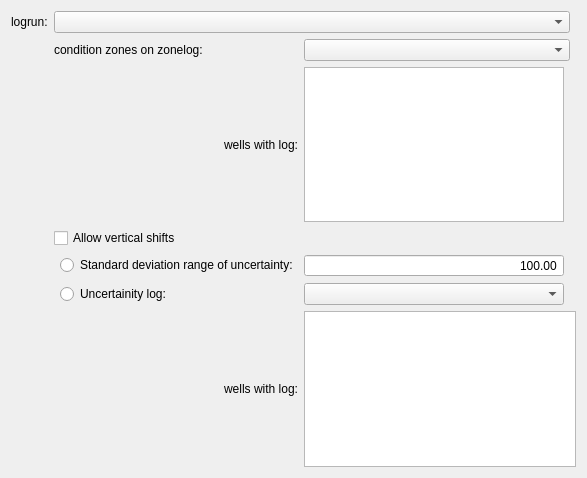
Above: examples/trajlogstab.ui from ordovician/QtUIParser.jl before the change. Below: the same form after it.
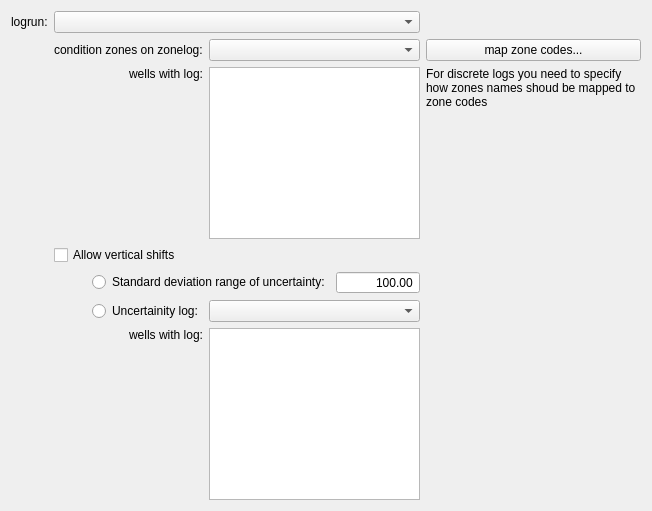
That is the form after the change.

Commit message:
Experiments with more advance UI for traj
This is based on some real world UI work. Added here to having some more real world
examples.

Diff of the .ui file:
```diff
--- a/examples/trajlogstab.ui
+++ b/examples/trajlogstab.ui
@@ -6,8 +6,8 @@
       <rect>
         <x>0</x>
         <y>0</y>
-        <width>587</width>
-        <height>478</height>
+    <width>652</width>
+    <height>511</height>
       </rect>
     </property>
     <layout class="QGridLayout" name="trajlogs_gridlayout">
@@ -29,15 +29,64 @@
         <widget class="QComboBox" name="logrun_combo_"></widget>
       </item>
       <item row="1" column="3" colspan="2">
-        <widget class="QComboBox" name="zonelog_combo_"></widget>
+    <widget class="QComboBox" name="zonelog_combo_"/>
+   </item>
+   <item row="1" column="6">
+    <widget class="QPushButton" name="map_zone_button_">
+     <property name="text">
+      <string>map zone codes...</string>
+     </property>
+    </widget>
+   </item>
+   <item row="2" column="6">
+    <widget class="QLabel" name="map_zone_label_">
+     <property name="sizePolicy">
+      <sizepolicy hsizetype="Preferred" vsizetype="Preferred">
+       <horstretch>0</horstretch>
+       <verstretch>0</verstretch>
+      </sizepolicy>
+     </property>
+     <property name="font">
+      <font>
+       <pointsize>9</pointsize>
+      </font>
+     </property>
+     <property name="text">
+      <string>For discrete logs you need to specify how zones names shoud be mapped to zone codes</string>
+     </property>
+     <property name="textFormat">
+      <enum>Qt::PlainText</enum>
+     </property>
+     <property name="alignment">
+      <set>Qt::AlignLeading|Qt::AlignLeft|Qt::AlignTop</set>
+     </property>
+     <property name="wordWrap">
+      <bool>true</bool>
+     </property>
+     <property name="margin">
+      <number>0</number>
+     </property>
+     <property name="indent">
+      <number>0</number>
+     </property>
+    </widget>
       </item>
       <item row="2" column="2">
         <widget class="QLabel" name="wells_with_log_label_">
+     <property name="sizePolicy">
+      <sizepolicy hsizetype="Preferred" vsizetype="Minimum">
+       <horstretch>0</horstretch>
+       <verstretch>0</verstretch>
+      </sizepolicy>
+     </property>
           <property name="text">
             <string>wells with log:</string>
           </property>
+     <property name="textFormat">
+      <enum>Qt::AutoText</enum>
+     </property>
           <property name="alignment">
-            <set>Qt::AlignRight|Qt::AlignTrailing|Qt::AlignVCenter</set>
+      <set>Qt::AlignRight|Qt::AlignTop|Qt::AlignTrailing</set>
           </property>
         </widget>
       </item>
@@ -58,20 +107,20 @@
           </property>
         </widget>
       </item>
-      <item row="2" column="3">
-        <widget class="QListWidget" name="wells_with_log_list_"></widget>
-      </item>
-      <item row="6" column="3">
-        <widget class="QComboBox" name="uncertainty_log_combo_"></widget>
-      </item>
-      <item row="5" column="2">
+   <item row="2" column="3" rowspan="2" colspan="2">
+    <widget class="QListWidget" name="wells_with_log_list_"/>
+   </item>
+   <item row="6" column="3" colspan="2">
+    <widget class="QComboBox" name="uncertainty_log_combo_"/>
+   </item>
+   <item row="5" column="2" colspan="2">
         <widget class="QRadioButton" name="sd_range_uncertainty_radio_">
           <property name="text">
             <string>Standard deviation range of uncertainty:</string>
           </property>
         </widget>
       </item>
-      <item row="5" column="3">
+   <item row="5" column="4">
         <widget class="QDoubleSpinBox" name="sd_range_uncertainty_spinner_">
           <property name="alignment">
             <set>Qt::AlignRight|Qt::AlignTrailing|Qt::AlignVCenter</set>
@@ -80,15 +129,15 @@
             <enum>QAbstractSpinBox::NoButtons</enum>
           </property>
           <property name="maximum">
-            <double>1000.0</double>
+      <double>1000.000000000000000</double>
           </property>
           <property name="value">
-            <double>100.0</double>
+      <double>100.000000000000000</double>
           </property>
         </widget>
       </item>
-      <item row="7" column="3" colspan="3">
-        <widget class="QListWidget" name="wells_with_uncert_log_list_"></widget>
+   <item row="7" column="3" rowspan="2" colspan="2">
+    <widget class="QListWidget" name="wells_with_uncert_log_list_"/>
       </item>
       <item row="7" column="2">
         <widget class="QLabel" name="wells_with_uncert_log_label_">
@@ -96,7 +145,7 @@
             <string>wells with log:</string>
           </property>
           <property name="alignment">
-            <set>Qt::AlignRight|Qt::AlignTrailing|Qt::AlignVCenter</set>
+      <set>Qt::AlignRight|Qt::AlignTop|Qt::AlignTrailing</set>
           </property>
         </widget>
       </item>
```
Left out of the diff: 7 changed lines with no effect on the pictures. Lines whose indentation alone changed are shown as unchanged. The commit also changes 1 other file.
